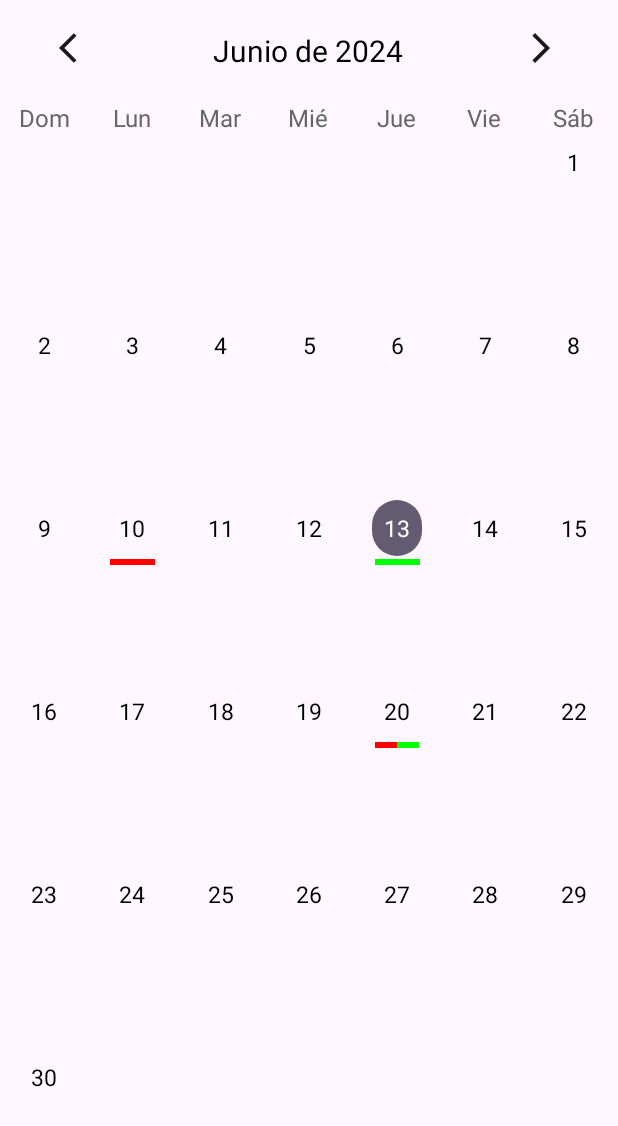
After one commit to Dionisio202/Save_money_App, an Android app: the CalendarCustom screen opened directly, with no data from a screen before it, on a phone screen of 412 x 824 dp. The commit adds this screen. Shown: the top 1126 px of the screen. Run offline under Robolectric (Android 15) with nearby library versions, the phone set to English and light mode, and no system bars.

Commit message:
created CustomCalendar

```diff
--- /dev/null
+++ b/app/src/main/java/com/edisoninnovations/save_money/CalendarCustom.kt
@@ -0,0 +1,82 @@
+package com.edisoninnovations.save_money
+
+import android.os.Build
+import android.os.Bundle
+import android.widget.ImageButton
+import android.widget.TextView
+import androidx.activity.enableEdgeToEdge
+import androidx.annotation.RequiresApi
+import androidx.appcompat.app.AppCompatActivity
+import androidx.core.view.ViewCompat
+import androidx.core.view.WindowInsetsCompat
+import androidx.viewpager2.widget.ViewPager2
+import java.time.LocalDate
+class CalendarCustom : AppCompatActivity() {
+
+    private lateinit var monthYearText: TextView
+    private lateinit var calendarViewPager: ViewPager2
+    private lateinit var calendarAdapter: CalendarPagerAdapter
+    private lateinit var eventDates: List<Pair<LocalDate, String>> // Lista de eventos
+
+    @RequiresApi(Build.VERSION_CODES.O)
+    override fun onCreate(savedInstanceState: Bundle?) {
+        super.onCreate(savedInstanceState)
+        enableEdgeToEdge()
+        setContentView(R.layout.activity_calendar)
+        ViewCompat.setOnApplyWindowInsetsListener(findViewById(R.id.main)) { v, insets ->
+            val systemBars = insets.getInsets(WindowInsetsCompat.Type.systemBars())
+            v.setPadding(systemBars.left, systemBars.top, systemBars.right, systemBars.bottom)
+            insets
+        }
+
+        initWidgets()
+
+        // Definir tus eventos aquí
+        eventDates = listOf(
+            LocalDate.of(2024, 6, 10) to "red",
+            LocalDate.of(2024, 6, 13) to "green",
+            LocalDate.of(2024, 6, 20) to "mixed",
+            LocalDate.of(2024, 7, 3) to "mixed"
+        )
+
+        calendarAdapter = CalendarPagerAdapter(this, eventDates)
+        calendarViewPager.adapter = calendarAdapter
+        calendarViewPager.setCurrentItem(Int.MAX_VALUE / 2, false) // Centrar el ViewPager2
+
+        // Actualizar el TextView con la fecha actual
+        val currentDate = LocalDate.now()
+        monthYearText.text = monthYearFromDate(currentDate)
+
+        calendarViewPager.registerOnPageChangeCallback(object : ViewPager2.OnPageChangeCallback() {
+            @RequiresApi(Build.VERSION_CODES.O)
+            override fun onPageSelected(position: Int) {
+                super.onPageSelected(position)
+                val date = LocalDate.now().plusMonths(position - Int.MAX_VALUE / 2L)
+                monthYearText.text = monthYearFromDate(date)
+            }
+        })
+
+        findViewById<ImageButton>(R.id.prevMonthButton).setOnClickListener {
+            calendarViewPager.currentItem = calendarViewPager.currentItem - 1
+        }
+
+        findViewById<ImageButton>(R.id.nextMonthButton).setOnClickListener {
+            calendarViewPager.currentItem = calendarViewPager.currentItem + 1
+        }
+    }
+
+    private fun initWidgets() {
+        calendarViewPager = findViewById(R.id.calendarViewPager)
+        monthYearText = findViewById(R.id.monthYearTV)
+    }
+
+    @RequiresApi(Build.VERSION_CODES.O)
+    private fun monthYearFromDate(date: LocalDate): String {
+        val formatter = java.time.format.DateTimeFormatter.ofPattern("MMMM yyyy", java.util.Locale("es", "ES"))
+        val formattedDate = date.format(formatter)
+        val monthYear = formattedDate.split(" ")
+        val month = monthYear[0].replaceFirstChar { it.uppercase() }
+        val year = monthYear[1]
+        return "$month de $year"
+    }
+}
--- /dev/null
+++ b/app/src/main/java/com/edisoninnovations/save_money/CalendarPagerAdapter.kt
@@ -0,0 +1,27 @@
+package com.edisoninnovations.save_money
+
+import android.os.Build
+import android.os.Bundle
+import androidx.annotation.RequiresApi
+import androidx.fragment.app.Fragment
+import androidx.fragment.app.FragmentActivity
+import androidx.viewpager2.adapter.FragmentStateAdapter
+import java.time.LocalDate
+
+class CalendarPagerAdapter(fragmentActivity: FragmentActivity, private val eventDates: List<Pair<LocalDate, String>>) : FragmentStateAdapter(fragmentActivity) {
+
+    override fun getItemCount(): Int {
+        return Int.MAX_VALUE // Número muy grande para permitir desplazamiento infinito
+    }
+
+    @RequiresApi(Build.VERSION_CODES.O)
+    override fun createFragment(position: Int): Fragment {
+        val date = LocalDate.now().plusMonths(position - Int.MAX_VALUE / 2L)
+        return MonthFragment().apply {
+            arguments = Bundle().apply {
+                putSerializable("date", date)
+                putSerializable("events", ArrayList(eventDates))
+            }
+        }
+    }
+}
--- a/app/src/main/java/com/edisoninnovations/save_money/Home.kt
+++ b/app/src/main/java/com/edisoninnovations/save_money/Home.kt
@@ -72,7 +72,7 @@ class Home : AppCompatActivity() {
             val selectedDate = "$year-${month + 1}-$dayOfMonth"
             DateManager.selectedDate = selectedDate
             println("Fecha seleccionada: $selectedDate")
-            val intent = Intent(this@Home, HomeInformation::class.java)
+            val intent = Intent(this@Home, CalendarCustom::class.java)
             startActivityForResult(intent, REQUEST_CODE_HOME_INFORMATION)
 
         }
@@ -134,7 +134,8 @@ class Home : AppCompatActivity() {
     @JsonClass(generateAdapter = true)
     data class Transaction(
         val cantidad: Float,
-        val tipo: String
+        val tipo: String,
+        val fecha: String
     )
 
     private fun getDataTransacctions(userId: String) {
@@ -142,12 +143,12 @@ class Home : AppCompatActivity() {
             CoroutineScope(Dispatchers.IO).launch {
                 try {
                     print("################################Obteniendo dataHome################################")
-                    val response = supabase.from("transacciones").select(columns = Columns.list("cantidad", "tipo")) {
+                    val response = supabase.from("transacciones").select(columns = Columns.list("cantidad", "tipo","fecha")) {
                         filter {
                             eq("id_usuario", userId)
                         }
                     }
-
+                        println("################################Obteniendo dataHome#"+response.data)
                     val moshi = Moshi.Builder().add(KotlinJsonAdapterFactory()).build()
                     val type = Types.newParameterizedType(List::class.java, Transaction::class.java)
                     val jsonAdapter = moshi.adapter<List<Transaction>>(type)
@@ -172,6 +173,7 @@ class Home : AppCompatActivity() {
 
                 } catch (error: Exception) {
                     error.printStackTrace()
+                    println("#####################Error al obtener datos: ${error.message}")
                 }
             }
         }
--- /dev/null
+++ b/app/src/main/java/com/edisoninnovations/save_money/MonthFragment.kt
@@ -0,0 +1,69 @@
+package com.edisoninnovations.save_money
+
+import CalendarAdapter
+import android.os.Build
+import android.os.Bundle
+import android.view.LayoutInflater
+import android.view.View
+import android.view.ViewGroup
+import androidx.annotation.RequiresApi
+import androidx.fragment.app.Fragment
+import androidx.recyclerview.widget.GridLayoutManager
+import androidx.recyclerview.widget.RecyclerView
+import java.time.LocalDate
+import java.time.YearMonth
+
+class MonthFragment : Fragment() {
+
+    private lateinit var calendarRecyclerView: RecyclerView
+    private lateinit var selectedDate: LocalDate
+    private lateinit var eventDates: List<Pair<LocalDate, String>> // Añadir lista de eventos
+
+    @RequiresApi(Build.VERSION_CODES.O)
+    override fun onCreateView(
+        inflater: LayoutInflater, container: ViewGroup?,
+        savedInstanceState: Bundle?
+    ): View? {
+        val view = inflater.inflate(R.layout.fragment_month, container, false)
+        calendarRecyclerView = view.findViewById(R.id.calendarRecyclerView)
+
+        selectedDate = arguments?.getSerializable("date") as LocalDate? ?: LocalDate.now()
+        eventDates = arguments?.getSerializable("events") as List<Pair<LocalDate, String>>? ?: emptyList() // Recuperar lista de eventos
+        setMonthView()
+
+        return view
+    }
+
+    @RequiresApi(Build.VERSION_CODES.O)
+    private fun setMonthView() {
+        val daysInMonth = daysInMonthArray(selectedDate)
+
+        val calendarAdapter = CalendarAdapter(daysInMonth, object : CalendarAdapter.OnItemListener {
+            override fun onItemClick(position: Int, dayText: String) {
+                // Manejar clics en los días del calendario
+            }
+        }, selectedDate, eventDates)
+        val layoutManager = GridLayoutManager(requireContext(), 7)
+        calendarRecyclerView.layoutManager = layoutManager
+        calendarRecyclerView.adapter = calendarAdapter
+    }
+
+    @RequiresApi(Build.VERSION_CODES.O)
+    private fun daysInMonthArray(date: LocalDate): ArrayList<String> {
+        val daysInMonthArray = ArrayList<String>()
+        val yearMonth = YearMonth.from(date)
+
+        val daysInMonth = yearMonth.lengthOfMonth()
+        val firstOfMonth = date.withDayOfMonth(1)
+        val dayOfWeek = firstOfMonth.dayOfWeek.value
+
+        for (i in 1..42) {
+            if (i <= dayOfWeek || i > daysInMonth + dayOfWeek) {
+                daysInMonthArray.add("")
+            } else {
+                daysInMonthArray.add((i - dayOfWeek).toString())
+            }
+        }
+        return daysInMonthArray
+    }
+}
--- /dev/null
+++ b/app/src/main/java/com/edisoninnovations/save_money/adapter/CalendarAdapter.kt
@@ -0,0 +1,138 @@
+import android.os.Build
+import android.view.Gravity
+import android.view.LayoutInflater
+import android.view.View
+import android.view.ViewGroup
+import android.widget.LinearLayout
+import android.widget.TextView
+import androidx.annotation.NonNull
+import androidx.annotation.RequiresApi
+import androidx.core.content.ContextCompat
+import androidx.recyclerview.widget.RecyclerView
+import com.edisoninnovations.save_money.R
+import java.time.LocalDate
+
+@RequiresApi(Build.VERSION_CODES.O)
+class CalendarAdapter(
+    private val daysOfMonth: ArrayList<String>,
+    private val onItemListener: OnItemListener,
+    private val selectedDate: LocalDate,
+    private val eventDates: List<Pair<LocalDate, String>> // Lista de pares de fecha y tipo de evento (rojo, verde, mixto)
+) : RecyclerView.Adapter<CalendarAdapter.CalendarViewHolder>() {
+
+    private var selectedPosition = -1
+
+    init {
+        // Initialize selectedPosition with the current day position
+        val today = LocalDate.now()
+        if (today.year == selectedDate.year && today.monthValue == selectedDate.monthValue) {
+            selectedPosition = daysOfMonth.indexOf(today.dayOfMonth.toString())
+        }
+    }
+
+    @NonNull
+    override fun onCreateViewHolder(@NonNull parent: ViewGroup, viewType: Int): CalendarViewHolder {
+        val inflater = LayoutInflater.from(parent.context)
+        val view = inflater.inflate(R.layout.calendar_cell, parent, false)
+        val layoutParams = view.layoutParams
+        layoutParams.height = (parent.height * 0.166666666).toInt()
+        return CalendarViewHolder(view, onItemListener)
+    }
+
+    @RequiresApi(Build.VERSION_CODES.O)
+    override fun onBindViewHolder(@NonNull holder: CalendarViewHolder, position: Int) {
+        holder.dayOfMonth.text = daysOfMonth[position]
+
+        // Check if this day has an event
+        val day = daysOfMonth[position].toIntOrNull()
+        val event = eventDates.find { it.first.dayOfMonth == day && it.first.monthValue == selectedDate.monthValue && it.first.year == selectedDate.year }
+
+        if (selectedPosition == position) {
+            holder.dayOfMonth.background = ContextCompat.getDrawable(holder.itemView.context, R.drawable.selected_day_background)
+            holder.dayOfMonth.setTextColor(ContextCompat.getColor(holder.itemView.context, android.R.color.white))
+        } else {
+            holder.dayOfMonth.background = null
+            holder.dayOfMonth.setTextColor(ContextCompat.getColor(holder.itemView.context, android.R.color.black))
+        }
+
+        // Define the width for the event indicators
+        val indicatorWidth = 45 // Puedes ajustar este valor según sea necesario
+
+        when (event?.second) {
+            "red" -> {
+                holder.eventIndicatorLeft.visibility = View.VISIBLE
+                holder.eventIndicatorRight.visibility = View.GONE
+                holder.eventIndicatorLeft.layoutParams = (holder.eventIndicatorLeft.layoutParams as LinearLayout.LayoutParams).apply {
+                    width = indicatorWidth
+                    height = 6
+                    weight = 1f
+                    gravity = Gravity.CENTER_HORIZONTAL
+                }
+            }
+            "green" -> {
+                holder.eventIndicatorLeft.visibility = View.GONE
+                holder.eventIndicatorRight.visibility = View.VISIBLE
+                holder.eventIndicatorRight.layoutParams = (holder.eventIndicatorRight.layoutParams as LinearLayout.LayoutParams).apply {
+                    width = indicatorWidth
+                    height = 6
+                    weight = 1f
+                    gravity = Gravity.CENTER_HORIZONTAL
+                }
+            }
+            "mixed" -> {
+                holder.eventIndicatorLeft.visibility = View.VISIBLE
+                holder.eventIndicatorRight.visibility = View.VISIBLE
+                holder.eventIndicatorLeft.layoutParams = (holder.eventIndicatorLeft.layoutParams as LinearLayout.LayoutParams).apply {
+                    width = indicatorWidth/2
+                    height = 6
+                    weight = 1f
+                }
+                holder.eventIndicatorRight.layoutParams = (holder.eventIndicatorRight.layoutParams as LinearLayout.LayoutParams).apply {
+                    width = indicatorWidth/2
+                    height = 6
+                    weight = 1f
+                }
+            }
+            else -> {
+                holder.eventIndicatorLeft.visibility = View.GONE
+                holder.eventIndicatorRight.visibility = View.GONE
+            }
+        }
+
+        holder.itemView.setOnClickListener {
+            val previousPosition = selectedPosition
+            selectedPosition = holder.adapterPosition
+
+            if (previousPosition != RecyclerView.NO_POSITION) {
+                notifyItemChanged(previousPosition)
+            }
+            notifyItemChanged(selectedPosition)
+
+            onItemListener.onItemClick(holder.adapterPosition, daysOfMonth[holder.adapterPosition])
+        }
+    }
+
+    override fun getItemCount(): Int {
+        return daysOfMonth.size
+    }
+
+    class CalendarViewHolder(@NonNull itemView: View, onItemListener: OnItemListener) : RecyclerView.ViewHolder(itemView), View.OnClickListener {
+        val dayOfMonth: TextView = itemView.findViewById(R.id.cellDayText)
+        val eventIndicatorLeft: View = itemView.findViewById(R.id.eventIndicatorLeft)
+        val eventIndicatorRight: View = itemView.findViewById(R.id.eventIndicatorRight)
+        private val onItemListener: OnItemListener
+
+        init {
+            this.onItemListener = onItemListener
+            itemView.setOnClickListener(this)
+        }
+
+        override fun onClick(view: View) {
+            onItemListener.onItemClick(adapterPosition, dayOfMonth.text.toString())
+        }
+    }
+
+    interface OnItemListener {
+        fun onItemClick(position: Int, dayText: String)
+    }
+}
--- /dev/null
+++ b/app/src/main/res/color/purple_500.xml
@@ -0,0 +1,4 @@
+<?xml version="1.0" encoding="utf-8"?>
+<selector xmlns:android="http://schemas.android.com/apk/res/android">
+
+</selector>
--- /dev/null
+++ b/app/src/main/res/drawable/back.xml
@@ -0,0 +1,5 @@
+<vector xmlns:android="http://schemas.android.com/apk/res/android" android:autoMirrored="true" android:height="24dp" android:tint="#1C1919" android:viewportHeight="24" android:viewportWidth="24" android:width="24dp">
+
+    <path android:fillColor="@android:color/white" android:pathData="M11.67,3.87L9.9,2.1 0,12l9.9,9.9 1.77,-1.77L3.54,12z"/>
+
+</vector>
--- /dev/null
+++ b/app/src/main/res/drawable/forward.xml
@@ -0,0 +1,5 @@
+<vector xmlns:android="http://schemas.android.com/apk/res/android" android:autoMirrored="true" android:height="24dp" android:tint="#1C1919" android:viewportHeight="24" android:viewportWidth="24" android:width="24dp">
+
+    <path android:fillColor="@android:color/white" android:pathData="M6.23,20.23l1.77,1.77l10,-10l-10,-10l-1.77,1.77l8.23,8.23z"/>
+
+</vector>
--- /dev/null
+++ b/app/src/main/res/drawable/selected_day_background.xml
@@ -0,0 +1,5 @@
+<?xml version="1.0" encoding="utf-8"?>
+<shape xmlns:android="http://schemas.android.com/apk/res/android">
+    <solid android:color="@color/calendar_round_cell"/> <!-- Reemplaza con el color deseado -->
+    <corners android:radius="1000dp"/> <!-- Fondo circular -->
+</shape>
--- /dev/null
+++ b/app/src/main/res/layout/activity_calendar.xml
@@ -0,0 +1,118 @@
+<?xml version="1.0" encoding="utf-8"?>
+<LinearLayout
+    xmlns:android="http://schemas.android.com/apk/res/android"
+    xmlns:app="http://schemas.android.com/apk/res-auto"
+    xmlns:tools="http://schemas.android.com/tools"
+    android:id="@+id/main"
+    android:layout_width="match_parent"
+    android:layout_height="match_parent"
+    android:orientation="vertical"
+    tools:context=".CalendarCustom">
+
+    <LinearLayout
+        android:layout_width="match_parent"
+        android:layout_height="wrap_content"
+        android:orientation="horizontal"
+        android:layout_marginBottom="20dp"
+        android:layout_marginTop="20dp">
+
+        <ImageButton
+            android:id="@+id/prevMonthButton"
+            android:layout_width="0dp"
+            android:layout_height="wrap_content"
+            android:layout_weight="1"
+            android:src="@drawable/back"
+            android:background="@null"/>
+
+        <TextView
+            android:id="@+id/monthYearTV"
+            android:layout_width="0dp"
+            android:layout_weight="2"
+            android:layout_height="wrap_content"
+            android:textSize="20sp"
+            android:textAlignment="center"
+            android:textColor="@android:color/black"/>
+
+        <ImageButton
+            android:id="@+id/nextMonthButton"
+            android:layout_width="0dp"
+            android:layout_height="wrap_content"
+            android:layout_weight="1"
+            android:src="@drawable/forward"
+            android:background="@null"/>
+    </LinearLayout>
+
+    <LinearLayout
+        android:layout_width="match_parent"
+        android:layout_height="wrap_content"
+        android:orientation="horizontal">
+
+        <TextView
+            android:layout_width="0dp"
+            android:layout_height="wrap_content"
+            android:layout_weight="1"
+            android:text="@string/sunday"
+            android:textColor="@color/calendar_gray"
+            android:textAlignment="center"
+            android:textSize="16sp"/>
+
+        <TextView
+            android:layout_width="0dp"
+            android:layout_height="wrap_content"
+            android:layout_weight="1"
+            android:text="@string/monday"
+            android:textColor="@color/calendar_gray"
+            android:textAlignment="center"
+            android:textSize="16sp"/>
+
+        <TextView
+            android:layout_width="0dp"
+            android:layout_height="wrap_content"
+            android:layout_weight="1"
+            android:text="@string/tuesday"
+            android:textColor="@color/calendar_gray"
+            android:textAlignment="center"
+            android:textSize="16sp"/>
+
+        <TextView
+            android:layout_width="0dp"
+            android:layout_height="wrap_content"
+            android:layout_weight="1"
+            android:text="@string/wednesday"
+            android:textColor="@color/calendar_gray"
+            android:textAlignment="center"
+            android:textSize="16sp"/>
+
+        <TextView
+            android:layout_width="0dp"
+            android:layout_height="wrap_content"
+            android:layout_weight="1"
+            android:text="@string/thursday"
+            android:textColor="@color/calendar_gray"
+            android:textAlignment="center"
+            android:textSize="16sp"/>
+
+        <TextView
+            android:layout_width="0dp"
+            android:layout_height="wrap_content"
+            android:layout_weight="1"
+            android:text="@string/friday"
+            android:textColor="@color/calendar_gray"
+            android:textAlignment="center"
+            android:textSize="16sp"/>
+
+        <TextView
+            android:layout_width="0dp"
+            android:layout_height="wrap_content"
+            android:layout_weight="1"
+            android:text="@string/saturday"
+            android:textColor="@color/calendar_gray"
+            android:textAlignment="center"
+            android:textSize="16sp"/>
+    </LinearLayout>
+
+    <androidx.viewpager2.widget.ViewPager2
+        android:id="@+id/calendarViewPager"
+        android:layout_width="match_parent"
+        android:layout_height="match_parent"/>
+</LinearLayout>
--- /dev/null
+++ b/app/src/main/res/layout/calendar_cell.xml
@@ -0,0 +1,48 @@
+<?xml version="1.0" encoding="utf-8"?>
+<androidx.constraintlayout.widget.ConstraintLayout
+    xmlns:android="http://schemas.android.com/apk/res/android"
+    android:layout_width="match_parent"
+    android:layout_height="match_parent"
+    xmlns:app="http://schemas.android.com/apk/res-auto">
+
+    <TextView
+        android:id="@+id/cellDayText"
+        android:layout_width="wrap_content"
+        android:layout_height="wrap_content"
+        android:text="1"
+        android:textSize="15sp"
+        android:padding="8dp"
+        android:fontFamily="@android:fontFamily"
+        android:textColor="@color/black"
+        app:layout_constraintBottom_toTopOf="@+id/eventIndicatorContainer"
+        app:layout_constraintTop_toTopOf="parent"
+        app:layout_constraintRight_toRightOf="parent"
+        app:layout_constraintLeft_toLeftOf="parent"
+        app:layout_constraintVertical_bias="0.25"/>
+
+    <LinearLayout
+        android:id="@+id/eventIndicatorContainer"
+        android:layout_width="wrap_content"
+        android:layout_height="wrap_content"
+        android:orientation="horizontal"
+        app:layout_constraintTop_toBottomOf="@+id/cellDayText"
+        app:layout_constraintLeft_toLeftOf="parent"
+        app:layout_constraintRight_toRightOf="parent"
+        android:gravity="center"
+        android:layout_marginTop="2dp">
+
+        <View
+            android:id="@+id/eventIndicatorLeft"
+            android:layout_width="0dp"
+            android:layout_height="4dp"
+            android:layout_weight="1"
+            android:background="@color/event_red"/>
+
+        <View
+            android:id="@+id/eventIndicatorRight"
+            android:layout_width="0dp"
+            android:layout_height="4dp"
+            android:layout_weight="1"
+            android:background="@color/event_green"/>
+    </LinearLayout>
+</androidx.constraintlayout.widget.ConstraintLayout>
--- /dev/null
+++ b/app/src/main/res/layout/fragment_month.xml
@@ -0,0 +1,14 @@
+<?xml version="1.0" encoding="utf-8"?>
+<LinearLayout
+    xmlns:android="http://schemas.android.com/apk/res/android"
+    xmlns:app="http://schemas.android.com/apk/res-auto"
+    android:layout_width="match_parent"
+    android:layout_height="match_parent"
+    android:orientation="vertical">
+
+    <androidx.recyclerview.widget.RecyclerView
+        android:id="@+id/calendarRecyclerView"
+        android:layout_width="match_parent"
+        android:layout_height="0dp"
+        android:layout_weight="1"/>
+</LinearLayout>
--- a/app/src/main/res/values/colors.xml
+++ b/app/src/main/res/values/colors.xml
@@ -6,4 +6,16 @@
     <color name="gray_customed">#808080</color>
     <color name="green_customed">#008000</color>
     <color name="trasaction_text_customed">#247A27</color>
+    <color name="colorPrimaryDark">#3700B3</color>
+    <color name="colorAccent">#03DAC5</color>
+    <color name="calendar_event_color_income">#32CD32</color>
+    <color name="calendar_event_color_expense">#FF4500</color>
+    <color name="calendar_current_day_background">#FFFF00</color>
+    <color name="calendar_gray">#676666</color>
+    <color name="calendar_blue">#0000FF</color>
+    <color name="calendar_round_cell">#635B70</color>
+    <color name="event_indicator">#4C2D2D</color>
+    <color name="event_red">#FF0000</color>
+    <color name="event_green">#00FF00</color>
+    <color name="event_default">#000000</color>
 </resources>
--- a/app/src/main/res/values/strings.xml
+++ b/app/src/main/res/values/strings.xml
@@ -1,3 +1,13 @@
 <resources>
     <string name="app_name">Save_Money</string>
+    <string name="forward"><![CDATA[-->]]></string>
+    <string name="back"><![CDATA[<--]]></string>
+    <string name="selected_date">Fecha seleccionada %1$s %2$s</string>
+    <string name="sunday">Dom</string>
+    <string name="monday">Lun</string>
+    <string name="tuesday">Mar</string>
+    <string name="wednesday">Mié</string>
+    <string name="thursday">Jue</string>
+    <string name="friday">Vie</string>
+    <string name="saturday">Sáb</string>
 </resources>
```
Also changed, not shown: app/build.gradle.kts (+6 -5 lines), app/src/main/AndroidManifest.xml (+11 -8 lines).
